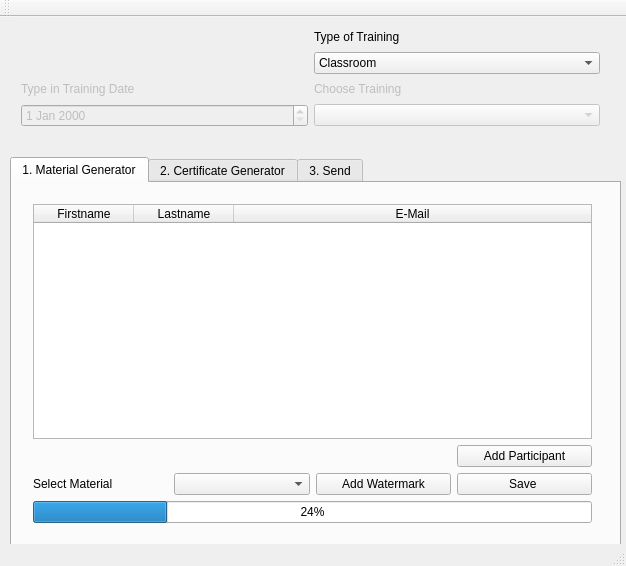
First picture: the form in ui/mainwindow.ui, repository QVllasa/TrainingTool, before the edit.
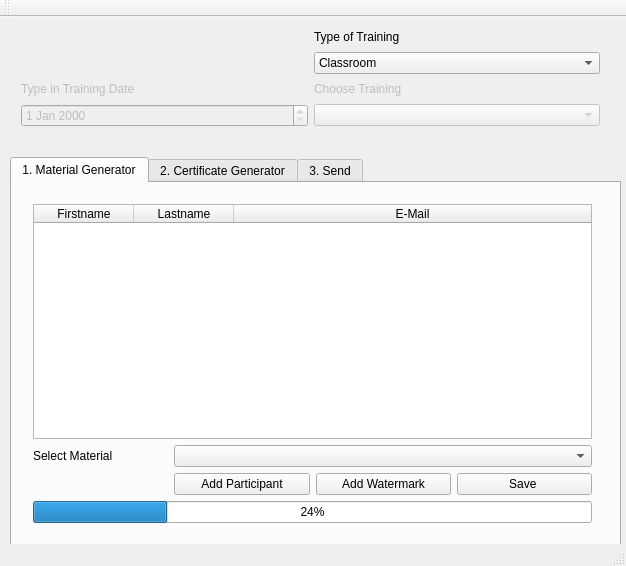
Second picture: the form after the edit.

```diff
--- a/ui/mainwindow.ui
+++ b/ui/mainwindow.ui
@@ -73,16 +73,6 @@
          </property>
         </widget>
        </item>
-       <item row="2" column="1">
-        <widget class="QComboBox" name="matCombo"/>
-       </item>
-       <item row="2" column="0">
-        <widget class="QLabel" name="label_4">
-         <property name="text">
-          <string>Select Material</string>
-         </property>
-        </widget>
-       </item>
        <item row="0" column="0" colspan="4">
         <widget class="QTableWidget" name="materialList">
          <attribute name="horizontalHeaderVisible">
@@ -111,13 +101,23 @@
          </column>
         </widget>
        </item>
-       <item row="1" column="3">
+       <item row="1" column="0">
+        <widget class="QLabel" name="label_4">
+         <property name="text">
+          <string>Select Material</string>
+         </property>
+        </widget>
+       </item>
+       <item row="2" column="1">
         <widget class="QPushButton" name="addPart">
          <property name="text">
           <string>Add Participant</string>
          </property>
         </widget>
        </item>
+       <item row="1" column="1" colspan="3">
+        <widget class="QComboBox" name="matCombo"/>
+       </item>
       </layout>
      </widget>
     </widget>
```
